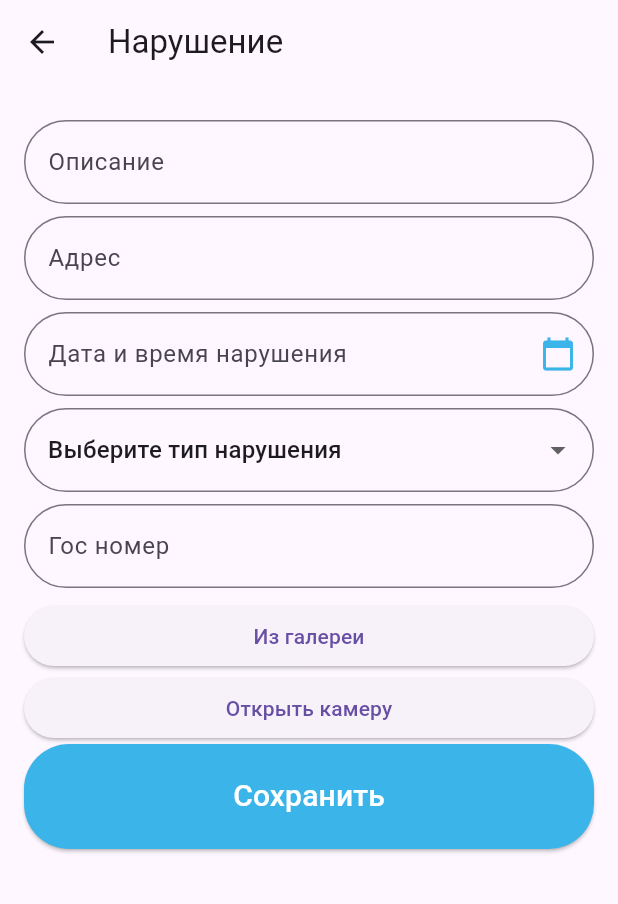
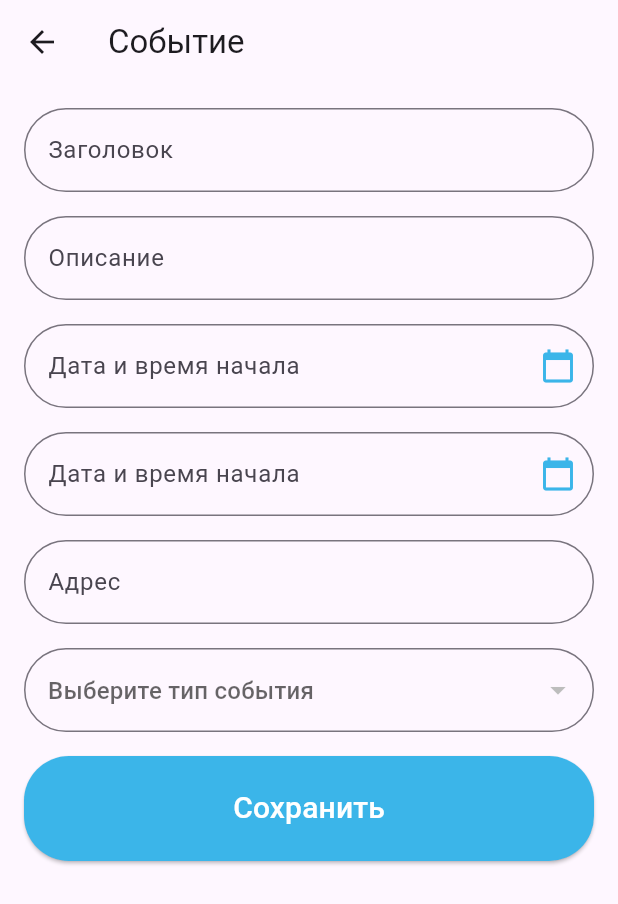
Before and after one commit to Amanturov7/jol_tartip_flutter, a Flutter app: the screen it shows after launch, item 3 of the bottom bar chosen, after a tap on "Событие", on a phone screen of 412 x 824 dp. Shown: the top 904 px of the screen. Run offline on Flutter 3.47's test engine with Material 3 defaults, Android fonts, the phone set to English and light mode, and no system bars; our stand-ins replace flutter_map, image_picker, latlong2, shared_preferences; network calls fail.

Commit message:
events test

```diff
--- a/lib/auth/login_page.dart
+++ b/lib/auth/login_page.dart
@@ -16,7 +16,7 @@ class _LoginPageState extends State<LoginPage> {
 
   Future<void> _login() async {
     if (_formKey.currentState!.validate()) {
-      final String apiUrl = 'http://localhost:8080/auth/authenticate';
+      final String apiUrl = 'http://172.26.192.1:8080/auth/authenticate';
       final response = await http.post(
         Uri.parse(apiUrl),
         headers: <String, String>{
--- /dev/null
+++ b/lib/forms/event_form.dart
@@ -0,0 +1,324 @@
+import 'package:flutter/material.dart';
+import 'package:http/http.dart' as http;
+import 'dart:convert';
+import 'package:intl/intl.dart';
+
+import 'package:shared_preferences/shared_preferences.dart';
+
+class EventFormPage extends StatefulWidget {
+  @override
+  _EventFormPageState createState() => _EventFormPageState();
+}
+
+class _EventFormPageState extends State<EventFormPage> {
+  TextEditingController _titleController = TextEditingController();
+  TextEditingController _descriptionController = TextEditingController();
+  TextEditingController dateStartController = TextEditingController();
+  TextEditingController timeStartController = TextEditingController();
+
+ TextEditingController dateEndController = TextEditingController();
+  TextEditingController timeEndController = TextEditingController();
+
+  DateTime? _startDateTime;
+  DateTime? _endDateTime;
+  TextEditingController _addressController = TextEditingController();
+  int? _selectedEventType;
+  int userId = 0;
+  List<dynamic> _eventTypes = []; // Список типов событий
+
+  @override
+  void initState() {
+    super.initState();
+    fetchEventTypes(); // Вызываем функцию загрузки типов событий при инициализации страницы
+  }
+
+  Future<void> fetchData() async {
+    final prefs = await SharedPreferences.getInstance();
+    final token = prefs.getString('token');
+    if (token != null) {
+      final response = await http.get(
+        Uri.parse('http://172.26.192.1:8080/rest/user/user?token=$token'),
+        headers: <String, String>{
+          'token': token,
+        },
+      );
+      if (response.statusCode == 200) {
+final userData = json.decode(utf8.decode(response.bodyBytes));
+        setState(() {
+          userId = userData['id'] ?? 0;
+        });
+      } else {
+        throw Exception('Failed to load user data');
+      }
+    }
+  }
+
+  // Функция для загрузки типов событий с сервера
+  void fetchEventTypes() async {
+    try {
+      final response = await http.get(
+          Uri.parse('http://172.26.192.1:8080/rest/common-reference/by-type/006'));
+      if (response.statusCode == 200) {
+        // Если запрос успешен, декодируем полученные данные из JSON
+        final data = json.decode(utf8.decode(response.bodyBytes)) as List<dynamic>;
+
+        // Создаем список типов событий, извлекая title и id
+        List<Map<String, dynamic>> eventTypes = [];
+        for (var item in data) {
+          eventTypes.add({
+            'title': item['title'],
+            'id': item['id'],
+          });
+        }
+
+        // Обновляем список типов событий в состоянии
+        setState(() {
+          _eventTypes = eventTypes;
+        });
+      } else {
+        throw Exception('Failed to load event types');
+      }
+    } catch (error) {
+      print('Error fetching event types: $error');
+    }
+  }
+
+  // Функция для отправки данных формы
+ void submit() async {
+  try {
+    final int startDateInMillis = _startDateTime!.millisecondsSinceEpoch;
+    final int endDateInMillis = _endDateTime!.millisecondsSinceEpoch;
+
+    final response = await http.post(
+      Uri.parse('http://172.26.192.1:8080/rest/events/create'),
+      headers: <String, String>{
+        'Content-Type': 'application/json; charset=UTF-8',
+      },
+      body: jsonEncode(<String, dynamic>{
+        'title': _titleController.text,
+        'description': _descriptionController.text,
+        'startDate': startDateInMillis,
+        'endDate': endDateInMillis,
+        'address': _addressController.text,
+        'typeEventId': _selectedEventType,
+        'userId': userId,
+      }),
+    );
+
+    print('Response: ${response.body}');
+
+    _titleController.clear();
+    _descriptionController.clear();
+    _addressController.clear();
+
+    // Дополнительные действия после успешной отправки формы
+  } catch (error) {
+    print('Error creating event: $error');
+  }
+}
+
+Future<void> selectStartDateAndTime() async {
+  final DateTime? pickedDateAndTime = await showDatePicker(
+    context: context,
+    initialDate: DateTime.now(),
+    firstDate: DateTime(2000),
+    lastDate: DateTime(2100),
+  );
+
+  if (pickedDateAndTime != null) {
+    final TimeOfDay? pickedTime = await showTimePicker(
+      context: context,
+      initialTime: TimeOfDay.now(),
+    );
+
+    if (pickedTime != null) {
+      setState(() {
+        _startDateTime = DateTime(
+          pickedDateAndTime.year,
+          pickedDateAndTime.month,
+          pickedDateAndTime.day,
+          pickedTime.hour,
+          pickedTime.minute,
+        );
+        dateStartController.text = DateFormat('yyyy-MM-dd HH:mm').format(_startDateTime!);
+        timeStartController.text = DateFormat('HH:mm').format(_startDateTime!);
+      });
+    }
+  }
+}
+
+Future<void> selectEndDateAndTime() async {
+  final DateTime? pickedDateAndTime = await showDatePicker(
+    context: context,
+    initialDate: DateTime.now(),
+    firstDate: DateTime(2000),
+    lastDate: DateTime(2100),
+  );
+
+  if (pickedDateAndTime != null) {
+    final TimeOfDay? pickedTime = await showTimePicker(
+      context: context,
+      initialTime: TimeOfDay.now(),
+    );
+
+    if (pickedTime != null) {
+      setState(() {
+        _endDateTime = DateTime(
+          pickedDateAndTime.year,
+          pickedDateAndTime.month,
+          pickedDateAndTime.day,
+          pickedTime.hour,
+          pickedTime.minute,
+        );
+        dateEndController.text = DateFormat('yyyy-MM-dd HH:mm').format(_endDateTime!);
+        timeEndController.text = DateFormat('HH:mm').format(_endDateTime!);
+      });
+    }
+  }
+}
+
+  @override
+  Widget build(BuildContext context) {
+    return Scaffold(
+      appBar: AppBar(
+        title: Text('Cобытие'),
+      ),
+      body: SingleChildScrollView(
+        padding: const EdgeInsets.all(16.0),
+        child: Column(
+          crossAxisAlignment: CrossAxisAlignment.start,
+          children: [
+            TextFormField(
+              controller: _titleController,
+              decoration: InputDecoration(
+                hintText: 'Заголовок',
+                border: OutlineInputBorder(
+                  borderRadius: BorderRadius.circular(30.0),
+                ),
+                focusedBorder: OutlineInputBorder(
+                  borderSide: BorderSide(color: Color(0xFF3BB5E9)),
+                  borderRadius: BorderRadius.circular(30.0),
+                ),
+              ),
+            ),
+            SizedBox(height: 16),
+            TextFormField(
+              controller: _descriptionController,
+              decoration: InputDecoration(
+                hintText: 'Описание',
+                border: OutlineInputBorder(
+                  borderRadius: BorderRadius.circular(30.0),
+                ),
+                focusedBorder: OutlineInputBorder(
+                  borderSide: BorderSide(color: Color(0xFF3BB5E9)),
+                  borderRadius: BorderRadius.circular(30.0),
+                ),
+              ),
+            ),
+            SizedBox(height: 16),
+                TextFormField(
+                  readOnly: true,
+                  controller: dateStartController,
+                  onTap: selectStartDateAndTime,
+                  decoration: InputDecoration(
+                    hintText: 'Дата и время начала',
+                    border: OutlineInputBorder(
+                      borderRadius: BorderRadius.circular(30.0),
+                    ),
+                    suffixIcon: Icon(
+                      Icons.calendar_today,
+                      color: Color(0xFF3BB5E9),
+                    ),
+
+                    focusedBorder: OutlineInputBorder(
+                      borderSide: BorderSide(color: Color(0xFF3BB5E9)),
+                      borderRadius: BorderRadius.circular(30.0),
+                    ),
+                  ),
+                ),
+            SizedBox(height: 16),
+            TextFormField(
+                  readOnly: true,
+                  controller: dateEndController,
+                  onTap: selectEndDateAndTime,
+                  decoration: InputDecoration(
+                    hintText: 'Дата и время начала',
+                    border: OutlineInputBorder(
+                      borderRadius: BorderRadius.circular(30.0),
+                    ),
+                    suffixIcon: Icon(
+                      Icons.calendar_today,
+                      color: Color(0xFF3BB5E9),
+                    ),
+
+                    focusedBorder: OutlineInputBorder(
+                      borderSide: BorderSide(color: Color(0xFF3BB5E9)),
+                      borderRadius: BorderRadius.circular(30.0),
+                    ),
+                  ),
+                ),
+            SizedBox(height: 16),
+            TextFormField(
+              controller: _addressController,
+              decoration: InputDecoration(
+                hintText: 'Адрес',
+                border: OutlineInputBorder(
+                  borderRadius: BorderRadius.circular(30.0),
+                ),
+                focusedBorder: OutlineInputBorder(
+                  borderSide: BorderSide(color: Color(0xFF3BB5E9)),
+                  borderRadius: BorderRadius.circular(30.0),
+                ),
+              ),
+            ),
+            SizedBox(height: 16),
+            DropdownButtonFormField(
+              value: _selectedEventType,
+              items: _eventTypes.map<DropdownMenuItem<int>>((eventType) {
+                return DropdownMenuItem<int>(
+                  value: eventType['id'] as int,
+                  child: Text(eventType['title'].toString()),
+                );
+              }).toList(),
+              onChanged: (value) {
+                setState(() {
+                  _selectedEventType = value as int;
+                });
+              },
+              decoration: InputDecoration(
+                hintText: 'Выберите тип события',
+                border: OutlineInputBorder(
+                  borderRadius: BorderRadius.circular(30.0),
+                ),
+                focusedBorder: OutlineInputBorder(
+                  borderSide: BorderSide(color: Color(0xFF3BB5E9)),
+                  borderRadius: BorderRadius.circular(30.0),
+                ),
+              ),
+            ),
+            SizedBox(height: 16),
+            ElevatedButton(
+              onPressed: submit,
+              child: Container(
+                width: double.infinity,
+                padding: EdgeInsets.all(16),
+                alignment: Alignment.center,
+                child: Text(
+                  'Сохранить',
+                  style: TextStyle(fontSize: 20, color: Colors.white),
+                ),
+              ),
+              style: ElevatedButton.styleFrom(
+                backgroundColor: Color(0xFF3BB5E9),
+                shape: RoundedRectangleBorder(
+                  borderRadius: BorderRadius.circular(30),
+                ),
+                minimumSize: Size(double.infinity, 70),
+              ),
+            ),
+          ],
+        ),
+      ),
+    );
+  }
+}
--- a/lib/forms/review_form.dart
+++ b/lib/forms/review_form.dart
@@ -277,7 +277,10 @@ class _ReviewFormPageState extends State<ReviewForm> {
         child:Column(
   crossAxisAlignment: CrossAxisAlignment.stretch,
   children: [
+                  SizedBox(height: 16),
+
     Container(
+
       padding: EdgeInsets.symmetric(horizontal: 16),
       child: DropdownButtonFormField<String>(
         value: reviewType,
--- a/lib/screen/complaints_page.dart
+++ b/lib/screen/complaints_page.dart
@@ -28,8 +28,8 @@ class ComplaintsPage extends StatelessWidget {
           body: TabBarView(
             children: [
               ApplicationsList(),
-              ReviewsList(), // Вставляем ReviewsList в разделе отзывов
-              ApplicationsList(),
+              ReviewsList(),
+              EventsList(),
             ],
           ),
         ),
--- a/lib/screen/forms.dart
+++ b/lib/screen/forms.dart
@@ -1,4 +1,5 @@
 import 'package:flutter/material.dart';
+import 'package:jol_tartip_flutter/forms/event_form.dart';
 import 'package:jol_tartip_flutter/forms/review_form.dart';
 import '../forms/application_form.dart';
 
@@ -65,7 +66,7 @@ class FormsPage extends StatelessWidget {
             onPressed: () {
               Navigator.push(
                 context,
-                MaterialPageRoute(builder: (context) => ViolationFormPage()),
+                MaterialPageRoute(builder: (context) => EventFormPage()),
               );
             },
             child: Text('Событие', style: TextStyle(fontSize: 20, color: Colors.white)),
--- a/lib/screen/notifications_page.dart
+++ b/lib/screen/notifications_page.dart
@@ -10,12 +10,13 @@ class NotificationsPage extends StatelessWidget {
           title: Text('Уведомления'),
           bottom: TabBar(
             tabs: [
+              Tab(text: 'Инфо'),
               Tab(text: 'Напоминание'),
               Tab(text: 'Рекомендация'),
-              Tab(text: 'Информирование'),
 
             ],
-             labelColor: Color(0xFF3BB5E9), // Цвет активного таба
+             labelColor: Color(0xFF3BB5E9),
+                             labelStyle:  TextStyle(fontSize: 13.0),
             indicator: UnderlineTabIndicator( // Закрашиваем нижнюю границу
               borderSide: BorderSide( color: Color(0xFF3BB5E9)), // Устанавливаем цвет и ширину границы
             ),
```
Also changed, not shown: lib/events/event_list.dart (+88 -0 lines), lib/reviews/reviews_list.dart (+6 -6 lines).
